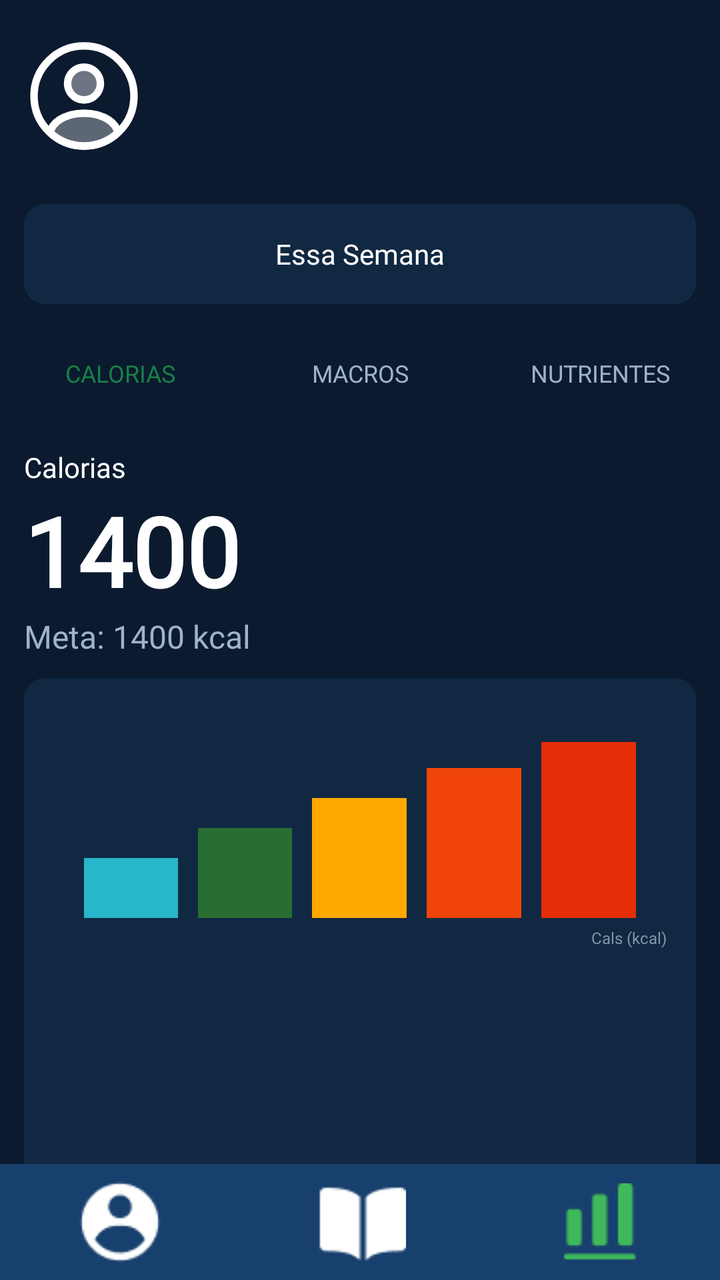
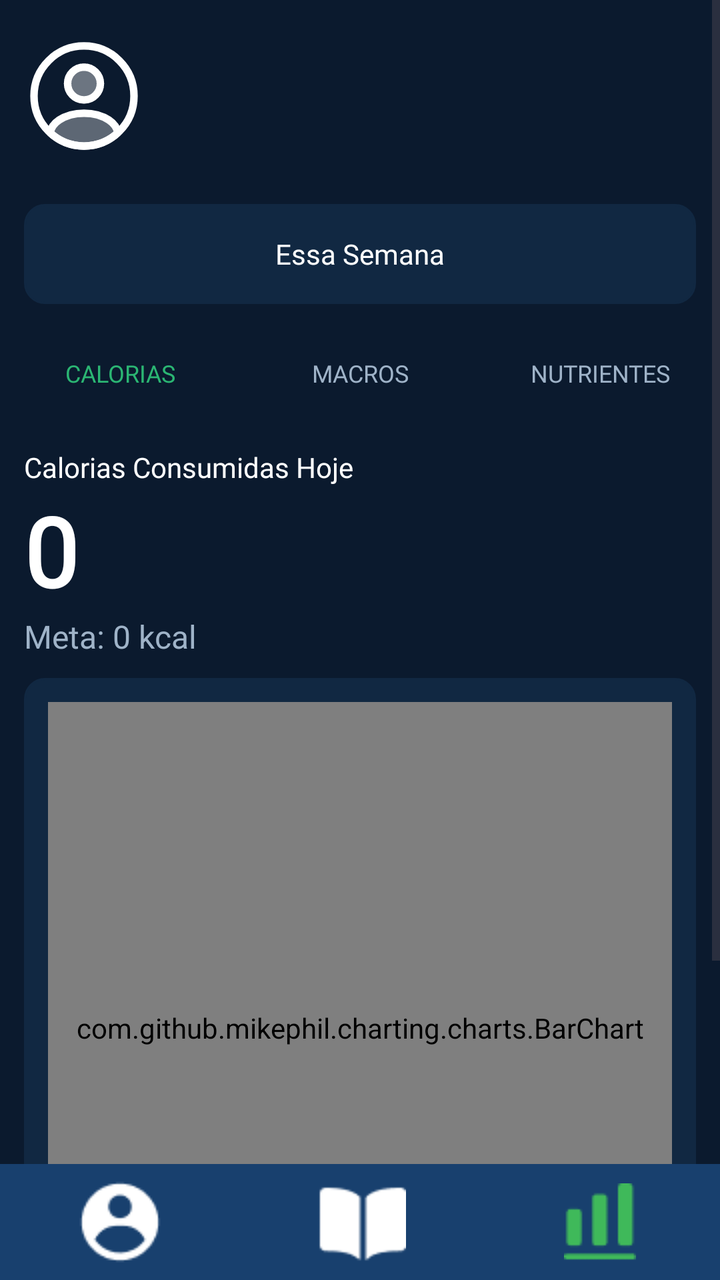

Before-and-after screenshots of an Android layout around one commit, followed by the original layout XML and the change that was made.
<!-- AndroidManifest.xml: application theme Theme.VITA -->
<!-- res/layout/fragment_calorias.xml -->
<?xml version="1.0" encoding="utf-8"?>
<androidx.constraintlayout.widget.ConstraintLayout
    xmlns:android="http://schemas.android.com/apk/res/android"
    xmlns:app="http://schemas.android.com/apk/res-auto"
    android:layout_width="match_parent"
    android:layout_height="match_parent"
    android:background="@color/blue3">


    <ImageView
        android:id="@+id/imgPerfil"
        android:layout_width="60dp"
        android:layout_height="60dp"
        android:src="@drawable/profile2"
        android:scaleType="centerInside"
        android:contentDescription="Perfil"
        android:layout_marginStart="12dp"
        android:layout_marginTop="18dp"
        app:layout_constraintStart_toStartOf="parent"
        app:layout_constraintTop_toTopOf="parent" />


    <TextView
        android:id="@+id/txtSemana"
        android:layout_width="0dp"
        android:layout_height="50dp"
        android:text="Essa Semana"
        android:textColor="#FFFFFF"
        android:fontFamily="@font/inter24_medium"
        android:textSize="14sp"
        android:gravity="center"
        android:background="@drawable/rounded_corner4"
        android:backgroundTint="@color/blue4"
        android:layout_marginStart="12dp"
        android:layout_marginEnd="12dp"
        android:layout_marginTop="24dp"
        app:layout_constraintTop_toBottomOf="@id/imgPerfil"
        app:layout_constraintStart_toStartOf="parent"
        app:layout_constraintEnd_toEndOf="parent" />


    <LinearLayout
        android:id="@+id/menuCategorias"
        android:layout_width="0dp"
        android:layout_height="45dp"
        android:orientation="horizontal"
        android:gravity="center"
        android:layout_marginTop="12dp"
        app:layout_constraintTop_toBottomOf="@id/txtSemana"
        app:layout_constraintStart_toStartOf="parent"
        app:layout_constraintEnd_toEndOf="parent">

        <TextView
            android:id="@+id/calorias"
            android:layout_width="0dp"
            android:layout_height="match_parent"
            android:layout_weight="1"
            android:text="CALORIAS"
            android:fontFamily="@font/inter24_semibold"
            android:textColor="@color/green1"
            android:textSize="12sp"
            android:gravity="center" />

        <TextView
            android:layout_width="0dp"
            android:layout_height="match_parent"
            android:layout_weight="1"
            android:text="MACROS"
            android:textColor="@color/grey2"
            android:fontFamily="@font/inter24_semibold"
            android:textSize="12sp"
            android:gravity="center" />

        <TextView
            android:layout_width="0dp"
            android:layout_height="match_parent"
            android:layout_weight="1"
            android:text="NUTRIENTES"
            android:textColor="@color/grey2"
            android:fontFamily="@font/inter24_semibold"
            android:textSize="12sp"
            android:gravity="center" />

    </LinearLayout>



    <TextView
        android:id="@+id/txtCalorias"
        android:layout_width="wrap_content"
        android:layout_height="wrap_content"
        android:text="Calorias"
        android:textColor="@color/white"
        android:fontFamily="@font/inter24_semibold"
        android:textSize="14sp"
        android:layout_marginStart="12dp"
        android:layout_marginTop="15dp"
        app:layout_constraintTop_toBottomOf="@id/menuCategorias"
        app:layout_constraintStart_toStartOf="parent" />

    <TextView
        android:id="@+id/txt1400"
        android:layout_width="wrap_content"
        android:layout_height="wrap_content"
        android:text="1400"
        android:textColor="#FFFFFF"
        android:textSize="48sp"
        android:textStyle="bold"
        android:fontFamily="@font/inter24_bold"
        android:layout_marginStart="12dp"
        app:layout_constraintTop_toBottomOf="@id/txtCalorias"
        app:layout_constraintStart_toStartOf="parent" />

    <TextView
        android:id="@+id/txtMedia"
        android:layout_width="wrap_content"
        android:layout_height="wrap_content"
        android:text="Meta: 1400 kcal"
        android:textColor="@color/grey2"
        android:textSize="16sp"
        android:fontFamily="@font/inter24_regular"
        android:layout_marginStart="12dp"
        app:layout_constraintTop_toBottomOf="@id/txt1400"
        app:layout_constraintStart_toStartOf="parent" />


    <LinearLayout
        android:id="@+id/cardGrafico"
        android:layout_width="0dp"
        android:layout_height="450dp"
        android:orientation="vertical"
        android:padding="15dp"
        android:background="@drawable/rounded_corner4"
        android:backgroundTint="@color/blue4"
        android:layout_marginStart="12dp"
        android:layout_marginEnd="12dp"
        android:layout_marginTop="10dp"
        app:layout_constraintTop_toBottomOf="@id/txtMedia"
        app:layout_constraintStart_toStartOf="parent"
        app:layout_constraintEnd_toEndOf="parent">

        

        <LinearLayout
            android:layout_width="match_parent"
            android:layout_height="105dp"
            android:orientation="horizontal"
            android:gravity="bottom">

            

            <View
                android:layout_width="0dp"
                android:layout_height="30dp"
                android:layout_weight="1"
                android:layout_marginStart="15dp"
                android:layout_marginEnd="5dp"
                android:background="#27B7C8" />

            

            <View
                android:layout_width="0dp"
                android:layout_height="45dp"
                android:layout_weight="1"
                android:layout_marginStart="5dp"
                android:layout_marginEnd="5dp"
                android:background="#286D32" />

            

            <View
                android:layout_width="0dp"
                android:layout_height="60dp"
                android:layout_weight="1"
                android:layout_marginStart="5dp"
                android:layout_marginEnd="5dp"
                android:background="#FFA800" />

            

            <View
                android:layout_width="0dp"
                android:layout_height="75dp"
                android:layout_weight="1"
                android:layout_marginStart="5dp"
                android:layout_marginEnd="5dp"
                android:background="#F04408" />

            

            <View
                android:layout_width="0dp"
                android:layout_height="88dp"
                android:layout_weight="1"
                android:layout_marginStart="5dp"
                android:layout_marginEnd="15dp"
                android:background="#E52D08" />

        </LinearLayout>

        <TextView
            android:layout_width="match_parent"
            android:layout_height="20dp"
            android:text="Cals (kcal)"
            android:textColor="#8195AA"
            android:textSize="8sp"
            android:gravity="right|center_vertical" />

    </LinearLayout>



    <LinearLayout
        android:id="@+id/barraInferior"
        android:layout_width="0dp"
        android:layout_height="58dp"
        android:orientation="horizontal"
        android:gravity="center"
        android:background="@color/blue2"
        app:layout_constraintBottom_toBottomOf="parent"
        app:layout_constraintStart_toStartOf="parent"
        app:layout_constraintEnd_toEndOf="parent">


        <ImageView
            android:id="@+id/btnUsuario"
            android:layout_width="0dp"
            android:layout_height="60dp"
            android:layout_weight="1"
            android:src="@drawable/icuser"
            android:scaleType="centerInside"
            android:padding="7dp"
            android:contentDescription="Perfil" />



        <ImageView
            android:id="@+id/btnLivro"
            android:layout_width="0dp"
            android:layout_height="60dp"
            android:layout_weight="1"
            android:src="@drawable/iclivro"
            android:scaleType="centerInside"
            android:padding="7dp"
            android:contentDescription="Diário" />

        <ImageView
            android:id="@+id/btnEscala"
            android:layout_width="0dp"
            android:layout_height="60dp"
            android:layout_weight="1"
            android:src="@drawable/icescala"
            android:scaleType="centerInside"
            android:padding="7dp"
            android:contentDescription="Calorias" />

    </LinearLayout>

</androidx.constraintlayout.widget.ConstraintLayout>
<!-- resources referenced by this layout -->
<resources>
  <color name="blue2">#18406E</color>
  <color name="blue3">#0B1A2E</color>
  <color name="blue4">#112842</color>
  <color name="green1">#178047</color>
  <color name="grey2">#9FB3C8</color>
  <color name="white">#FFFFFFFF</color>
  <!-- drawable icescala: png bitmap (drawable, 512 bytes) -->
  <!-- drawable iclivro: png bitmap (drawable, 485 bytes) -->
  <!-- drawable icuser: png bitmap (drawable, 750 bytes) -->
  <!-- drawable profile2 (drawable) -->
  <vector xmlns:android="http://schemas.android.com/apk/res/android" android:height="120dp" android:viewportHeight="24" android:viewportWidth="24" android:width="120dp">
  
      <path android:fillAlpha="0.4" android:fillColor="@color/white" android:pathData="M12.121,12.78C12.051,12.77 11.961,12.77 11.881,12.78C10.121,12.72 8.721,11.28 8.721,9.51C8.721,7.7 10.181,6.23 12.001,6.23C13.811,6.23 15.281,7.7 15.281,9.51C15.271,11.28 13.881,12.72 12.121,12.78Z" android:strokeColor="@color/white" android:strokeLineCap="round" android:strokeLineJoin="round" android:strokeWidth="1.5"/>
  
      <path android:fillAlpha="0.34" android:fillColor="@color/white" android:pathData="M18.74,19.38C16.96,21.01 14.6,22 12,22C9.4,22 7.04,21.01 5.26,19.38C5.36,18.44 5.96,17.52 7.03,16.8C9.77,14.98 14.25,14.98 16.97,16.8C18.04,17.52 18.64,18.44 18.74,19.38Z" android:strokeColor="@color/white" android:strokeLineCap="round" android:strokeLineJoin="round" android:strokeWidth="1.5"/>
  
      <path android:fillColor="#00000000" android:pathData="M12,22C17.523,22 22,17.523 22,12C22,6.477 17.523,2 12,2C6.477,2 2,6.477 2,12C2,17.523 6.477,22 12,22Z" android:strokeColor="@color/white" android:strokeLineCap="round" android:strokeLineJoin="round" android:strokeWidth="1.5"/>
  
  </vector>
  <!-- drawable rounded_corner4 (drawable) -->
  <?xml version="1.0" encoding="utf-8"?>
  <shape xmlns:android="http://schemas.android.com/apk/res/android"
      android:shape="rectangle">
      <corners android:radius="10dp"/>
      <stroke android:width="1dp" android:color="@color/grey"/>
  </shape>
  <style name="Theme.VITA" parent="Base.Theme.VITA" />
  <color name="grey">#798797</color>
  <style name="Base.Theme.VITA" parent="Theme.Material3.DayNight.NoActionBar">
          
          
      </style>
</resources>

<!-- the commit's change to res/layout/fragment_calorias.xml (unified diff, before → after) -->
@@ -6,254 +6,200 @@
     android:layout_height="match_parent"
     android:background="@color/blue3">
 
-
-    <ImageView
-        android:id="@+id/imgPerfil"
-        android:layout_width="60dp"
-        android:layout_height="60dp"
-        android:src="@drawable/profile2"
-        android:scaleType="centerInside"
-        android:contentDescription="Perfil"
-        android:layout_marginStart="12dp"
-        android:layout_marginTop="18dp"
-        app:layout_constraintStart_toStartOf="parent"
-        app:layout_constraintTop_toTopOf="parent" />
-
-
-    <TextView
-        android:id="@+id/txtSemana"
-        android:layout_width="0dp"
-        android:layout_height="50dp"
-        android:text="Essa Semana"
-        android:textColor="#FFFFFF"
-        android:fontFamily="@font/inter24_medium"
-        android:textSize="14sp"
-        android:gravity="center"
-        android:background="@drawable/rounded_corner4"
-        android:backgroundTint="@color/blue4"
-        android:layout_marginStart="12dp"
-        android:layout_marginEnd="12dp"
-        android:layout_marginTop="24dp"
-        app:layout_constraintTop_toBottomOf="@id/imgPerfil"
-        app:layout_constraintStart_toStartOf="parent"
-        app:layout_constraintEnd_toEndOf="parent" />
-
-
-    <LinearLayout
-        android:id="@+id/menuCategorias"
-        android:layout_width="0dp"
-        android:layout_height="45dp"
-        android:orientation="horizontal"
-        android:gravity="center"
-        android:layout_marginTop="12dp"
-        app:layout_constraintTop_toBottomOf="@id/txtSemana"
+    
+    <ScrollView
+        android:layout_width="match_parent"
+        android:layout_height="0dp"
+        app:layout_constraintTop_toTopOf="parent"
+        app:layout_constraintBottom_toTopOf="@id/barraInferior"
         app:layout_constraintStart_toStartOf="parent"
         app:layout_constraintEnd_toEndOf="parent">
 
-        <TextView
-            android:id="@+id/calorias"
-            android:layout_width="0dp"
-            android:layout_height="match_parent"
-            android:layout_weight="1"
-            android:text="CALORIAS"
-            android:fontFamily="@font/inter24_semibold"
-            android:textColor="@color/green1"
-            android:textSize="12sp"
-            android:gravity="center" />
-
-        <TextView
-            android:layout_width="0dp"
-            android:layout_height="match_parent"
-            android:layout_weight="1"
-            android:text="MACROS"
-            android:textColor="@color/grey2"
-            android:fontFamily="@font/inter24_semibold"
-            android:textSize="12sp"
-            android:gravity="center" />
-
-        <TextView
-            android:layout_width="0dp"
-            android:layout_height="match_parent"
-            android:layout_weight="1"
-            android:text="NUTRIENTES"
-            android:textColor="@color/grey2"
-            android:fontFamily="@font/inter24_semibold"
-            android:textSize="12sp"
-            android:gravity="center" />
-
-    </LinearLayout>
-
-
-
-    <TextView
-        android:id="@+id/txtCalorias"
-        android:layout_width="wrap_content"
-        android:layout_height="wrap_content"
-        android:text="Calorias"
-        android:textColor="@color/white"
-        android:fontFamily="@font/inter24_semibold"
-        android:textSize="14sp"
-        android:layout_marginStart="12dp"
-        android:layout_marginTop="15dp"
-        app:layout_constraintTop_toBottomOf="@id/menuCategorias"
-        app:layout_constraintStart_toStartOf="parent" />
-
-    <TextView
-        android:id="@+id/txt1400"
-        android:layout_width="wrap_content"
-        android:layout_height="wrap_content"
-        android:text="1400"
-        android:textColor="#FFFFFF"
-        android:textSize="48sp"
-        android:textStyle="bold"
-        android:fontFamily="@font/inter24_bold"
-        android:layout_marginStart="12dp"
-        app:layout_constraintTop_toBottomOf="@id/txtCalorias"
-        app:layout_constraintStart_toStartOf="parent" />
-
-    <TextView
-        android:id="@+id/txtMedia"
-        android:layout_width="wrap_content"
-        android:layout_height="wrap_content"
-        android:text="Meta: 1400 kcal"
-        android:textColor="@color/grey2"
-        android:textSize="16sp"
-        android:fontFamily="@font/inter24_regular"
-        android:layout_marginStart="12dp"
-        app:layout_constraintTop_toBottomOf="@id/txt1400"
-        app:layout_constraintStart_toStartOf="parent" />
-
-
-    <LinearLayout
-        android:id="@+id/cardGrafico"
-        android:layout_width="0dp"
-        android:layout_height="450dp"
-        android:orientation="vertical"
-        android:padding="15dp"
-        android:background="@drawable/rounded_corner4"
-        android:backgroundTint="@color/blue4"
-        android:layout_marginStart="12dp"
-        android:layout_marginEnd="12dp"
-        android:layout_marginTop="10dp"
-        app:layout_constraintTop_toBottomOf="@id/txtMedia"
-        app:layout_constraintStart_toStartOf="parent"
-        app:layout_constraintEnd_toEndOf="parent">
-
-        
-
-        <LinearLayout
+        <androidx.constraintlayout.widget.ConstraintLayout
             android:layout_width="match_parent"
-            android:layout_height="105dp"
-            android:orientation="horizontal"
-            android:gravity="bottom">
-
-            
-
-            <View
+            android:layout_height="wrap_content"
+            android:paddingBottom="16dp">
+
+            <ImageView
+                android:id="@+id/imgPerfil"
+                android:layout_width="60dp"
+                android:layout_height="60dp"
+                android:layout_marginStart="12dp"
+                android:layout_marginTop="18dp"
+                android:contentDescription="Perfil"
+                android:scaleType="centerInside"
+                android:src="@drawable/profile2"
+                app:layout_constraintStart_toStartOf="parent"
+                app:layout_constraintTop_toTopOf="parent" />
+
+            <TextView
+                android:id="@+id/txtSemana"
                 android:layout_width="0dp"
-                android:layout_height="30dp"
-                android:layout_weight="1"
-                android:layout_marginStart="15dp"
-                android:layout_marginEnd="5dp"
-                android:background="#27B7C8" />
-
-            
-
-            <View
+                android:layout_height="50dp"
+                android:layout_marginStart="12dp"
+                android:layout_marginTop="24dp"
+                android:layout_marginEnd="12dp"
+                android:background="@drawable/rounded_corner4"
+                android:backgroundTint="@color/blue4"
+                android:fontFamily="@font/inter24_medium"
+                android:gravity="center"
+                android:text="Essa Semana"
+                android:textColor="#FFFFFF"
+                android:textSize="14sp"
+                app:layout_constraintEnd_toEndOf="parent"
+                app:layout_constraintStart_toStartOf="parent"
+                app:layout_constraintTop_toBottomOf="@id/imgPerfil" />
+
+            <LinearLayout
+                android:id="@+id/menuCategorias"
                 android:layout_width="0dp"
                 android:layout_height="45dp"
-                android:layout_weight="1"
-                android:layout_marginStart="5dp"
-                android:layout_marginEnd="5dp"
-                android:background="#286D32" />
+                android:layout_marginTop="12dp"
+                android:gravity="center"
+                android:orientation="horizontal"
+                app:layout_constraintEnd_toEndOf="parent"
+                app:layout_constraintStart_toStartOf="parent"
+                app:layout_constraintTop_toBottomOf="@id/txtSemana">
+
+                <TextView
+                    android:id="@+id/calorias"
+                    android:layout_width="0dp"
+                    android:layout_height="match_parent"
+                    android:layout_weight="1"
+                    android:fontFamily="@font/inter24_semibold"
+                    android:gravity="center"
+                    android:text="CALORIAS"
+                    android:textColor="@color/green2"
+                    android:textSize="12sp" />
+
+                <TextView
+                    android:layout_width="0dp"
+                    android:layout_height="match_parent"
+                    android:layout_weight="1"
+                    android:fontFamily="@font/inter24_semibold"
+                    android:gravity="center"
+                    android:text="MACROS"
+                    android:textColor="@color/grey2"
+                    android:textSize="12sp" />
+
+                <TextView
+                    android:layout_width="0dp"
+                    android:layout_height="match_parent"
+                    android:layout_weight="1"
+                    android:fontFamily="@font/inter24_semibold"
+                    android:gravity="center"
+                    android:text="NUTRIENTES"
+                    android:textColor="@color/grey2"
+                    android:textSize="12sp" />
+
+            </LinearLayout>
+
+            <TextView
+                android:id="@+id/txtCalorias"
+                android:layout_width="wrap_content"
+                android:layout_height="wrap_content"
+                android:layout_marginStart="12dp"
+                android:layout_marginTop="15dp"
+                android:fontFamily="@font/inter24_semibold"
+                android:text="Calorias Consumidas Hoje"
+                android:textColor="@color/white"
+                android:textSize="14sp"
+                app:layout_constraintStart_toStartOf="parent"
+                app:layout_constraintTop_toBottomOf="@id/menuCategorias" />
+
+            <TextView
+                android:id="@+id/txt1400"
+                android:layout_width="wrap_content"
+                android:layout_height="wrap_content"
+                android:layout_marginStart="12dp"
+                android:fontFamily="@font/inter24_bold"
+                android:text="0"
+                android:textColor="#FFFFFF"
+                android:textSize="48sp"
+                android:textStyle="bold"
+                app:layout_constraintStart_toStartOf="parent"
+                app:layout_constraintTop_toBottomOf="@id/txtCalorias" />
+
+            <TextView
+                android:id="@+id/txtMedia"
+                android:layout_width="wrap_content"
+                android:layout_height="wrap_content"
+                android:layout_marginStart="12dp"
+                android:fontFamily="@font/inter24_regular"
+                android:text="Meta: 0 kcal"
+                android:textColor="@color/grey2"
+                android:textSize="16sp"
+                app:layout_constraintStart_toStartOf="parent"
+                app:layout_constraintTop_toBottomOf="@id/txt1400" />
 
             
-
-            <View
+            <LinearLayout
+                android:id="@+id/cardGrafico"
                 android:layout_width="0dp"
-                android:layout_height="60dp"
-                android:layout_weight="1"
-                android:layout_marginStart="5dp"
-                android:layout_marginEnd="5dp"
-                android:background="#FFA800" />
-
-            
-
-            <View
-                android:layout_width="0dp"
-                android:layout_height="75dp"
-                android:layout_weight="1"
-                android:layout_marginStart="5dp"
-                android:layout_marginEnd="5dp"
-                android:background="#F04408" />
-
-            
-
-            <View
-                android:layout_width="0dp"
-                android:layout_height="88dp"
-                android:layout_weight="1"
-                android:layout_marginStart="5dp"
-                android:layout_marginEnd="15dp"
-                android:background="#E52D08" />
-
-        </LinearLayout>
-
-        <TextView
-            android:layout_width="match_parent"
-            android:layout_height="20dp"
-            android:text="Cals (kcal)"
-            android:textColor="#8195AA"
-            android:textSize="8sp"
-            android:gravity="right|center_vertical" />
-
-    </LinearLayout>
-
-
-
+                android:layout_height="350dp"
+                android:layout_marginStart="12dp"
+                android:layout_marginTop="10dp"
+                android:layout_marginEnd="12dp"
+                android:background="@drawable/rounded_corner4"
+                android:backgroundTint="@color/blue4"
+                android:orientation="vertical"
+                android:padding="12dp"
+                app:layout_constraintEnd_toEndOf="parent"
+                app:layout_constraintStart_toStartOf="parent"
+                app:layout_constraintTop_toBottomOf="@id/txtMedia">
+
+                <com.github.mikephil.charting.charts.BarChart
+                    android:id="@+id/chartMetaConsumo"
+                    android:layout_width="match_parent"
+                    android:layout_height="match_parent" />
+
+            </LinearLayout>
+
+        </androidx.constraintlayout.widget.ConstraintLayout>
+
+    </ScrollView>
+
+    
     <LinearLayout
         android:id="@+id/barraInferior"
         android:layout_width="0dp"
         android:layout_height="58dp"
+        android:background="@color/blue2"
+        android:gravity="center"
         android:orientation="horizontal"
-        android:gravity="center"
-        android:background="@color/blue2"
         app:layout_constraintBottom_toBottomOf="parent"
-        app:layout_constraintStart_toStartOf="parent"
-        app:layout_constraintEnd_toEndOf="parent">
-
+        app:layout_constraintEnd_toEndOf="parent"
+        app:layout_constraintStart_toStartOf="parent">
 
         <ImageView
             android:id="@+id/btnUsuario"
             android:layout_width="0dp"
             android:layout_height="60dp"
             android:layout_weight="1"
-            android:src="@drawable/icuser"
+            android:contentDescription="Perfil"
+            android:padding="7dp"
             android:scaleType="centerInside"
-            android:padding="7dp"
-            android:contentDescription="Perfil" />
-
-
+            android:src="@drawable/icuser" />
 
         <ImageView
             android:id="@+id/btnLivro"
             android:layout_width="0dp"
             android:layout_height="60dp"
             android:layout_weight="1"
-            android:src="@drawable/iclivro"
+            android:contentDescription="Diário"
+            android:padding="7dp"
             android:scaleType="centerInside"
-            android:padding="7dp"
-            android:contentDescription="Diário" />
+            android:src="@drawable/iclivro" />
 
         <ImageView
             android:id="@+id/btnEscala"
             android:layout_width="0dp"
             android:layout_height="60dp"
             android:layout_weight="1"
-            android:src="@drawable/icescala"
+            android:contentDescription="Calorias"
+            android:padding="7dp"
             android:scaleType="centerInside"
-            android:padding="7dp"
-            android:contentDescription="Calorias" />
+            android:src="@drawable/icescala" />
 
     </LinearLayout>
 
<!-- resource entries referenced after the edit -->
@@ -3,7 +3,7 @@
   <color name="blue2">#18406E</color>
   <color name="blue3">#0B1A2E</color>
   <color name="blue4">#112842</color>
-  <color name="green1">#178047</color>
+  <color name="green2">#2BB673</color>
   <color name="grey2">#9FB3C8</color>
   <color name="white">#FFFFFFFF</color>
   <!-- drawable icescala: png bitmap (drawable, 512 bytes) -->
